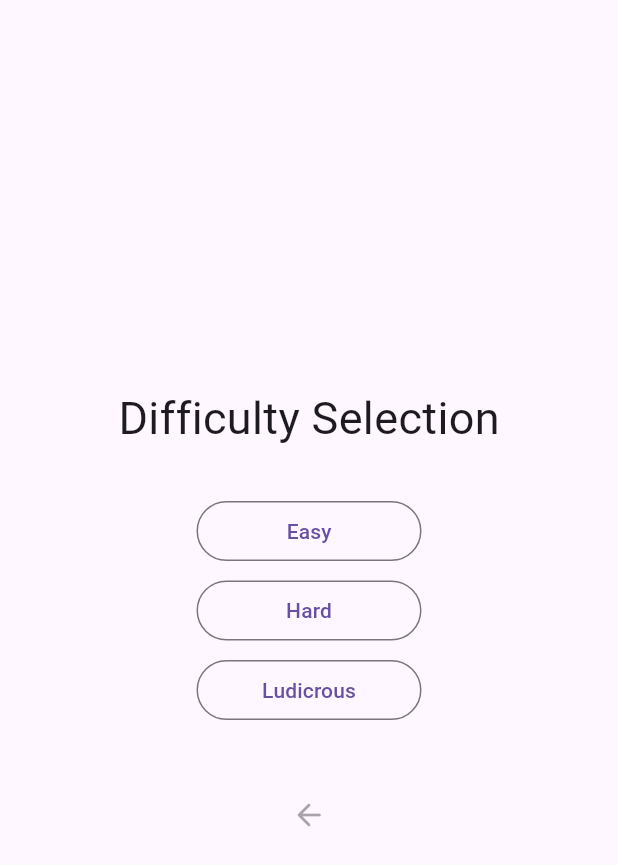
After one commit to Monowog/Eatmosphere, a Flutter app: the DiffSelection screen opened directly, on a phone screen of 412 x 824 dp. The commit adds this screen. Shown: the top 865 px of the screen. Run offline on Flutter 3.47's test engine with Material 3 defaults, Android fonts, the phone set to English and light mode, and no system bars; missing offline and left inert: flame, flame_tiled; statements that could not run were skipped.

Commit message:
Added Difficulty Selection

```diff
--- a/eatmosphere/lib/game/game.dart
+++ b/eatmosphere/lib/game/game.dart
@@ -1,5 +1,7 @@
 import 'dart:async';
 
+import 'package:eatmosphere/game/routes/difficulty_selection.dart';
+import 'package:eatmosphere/game/routes/gameplay.dart';
 import 'package:eatmosphere/game/routes/main_menu.dart';
 import 'package:eatmosphere/game/routes/settings.dart';
 import 'package:flame/game.dart';
@@ -12,7 +14,14 @@ class EatmosphereGame extends FlameGame {
   late final _routes = <String, Route>{
     MainMenu.id: OverlayRoute(
       (context, game) => MainMenu(
+        onPlayPressed: () => _routeById(DiffSelection.id),
         onSettingsPressed: () => _routeById(Settings.id),
+      ),
+    ),
+    DiffSelection.id: OverlayRoute(
+      (context, game) => DiffSelection(
+        onDiffSelected: _startLevel,
+        onBackPressed: _popRoute,
       ),
     ),
     Settings.id: OverlayRoute(
@@ -34,8 +43,6 @@ class EatmosphereGame extends FlameGame {
   @override
   FutureOr<void> onLoad() async {
     await add(_router);
-    // final map = await TiledComponent.load('background.tmx', Vector2.all(16));
-    // await add(map);
   }
 
   void _routeById(String id) {
@@ -45,4 +52,12 @@ class EatmosphereGame extends FlameGame {
   void _popRoute() {
     _router.pop();
   }
+
+  void _startLevel(int difficulty) {
+    _router.pop();
+    _router.pushReplacement(
+      Route(() => Gameplay(difficulty)),
+      name: Gameplay.id,
+    );
+  }
 }
--- /dev/null
+++ b/eatmosphere/lib/game/routes/difficulty_selection.dart
@@ -0,0 +1,54 @@
+import 'package:flutter/material.dart';
+
+class DiffSelection extends StatelessWidget {
+  const DiffSelection({super.key, this.onDiffSelected, this.onBackPressed});
+
+  static const id = 'DiffSelection';
+
+  final ValueChanged<int>? onDiffSelected;
+  final VoidCallback? onBackPressed;
+
+  @override
+  Widget build(BuildContext context) {
+    return Scaffold(
+      body: Center(
+          child: Column(
+        mainAxisAlignment: MainAxisAlignment.center,
+        children: [
+          const Text(
+            'Difficulty Selection',
+            style: TextStyle(fontSize: 30),
+          ),
+          const SizedBox(height: 30),
+          SizedBox(
+            width: 150,
+            child: OutlinedButton(
+                onPressed: () => onDiffSelected?.call(1),
+                child: const Text('Easy')),
+          ),
+          const SizedBox(height: 5),
+          SizedBox(
+            width: 150,
+            child: OutlinedButton(
+              onPressed: () => onDiffSelected?.call(2),
+              child: const Text('Hard'),
+            ),
+          ),
+          const SizedBox(height: 5),
+          SizedBox(
+            width: 150,
+            child: OutlinedButton(
+              onPressed: () => onDiffSelected?.call(3),
+              child: const Text('Ludicrous'),
+            ),
+          ),
+          const SizedBox(height: 35),
+          IconButton(
+            onPressed: onBackPressed,
+            icon: const Icon(Icons.arrow_back_rounded),
+          ),
+        ],
+      )),
+    );
+  }
+}
--- /dev/null
+++ b/eatmosphere/lib/game/routes/gameplay.dart
@@ -0,0 +1,18 @@
+import 'dart:async';
+
+import 'package:flame/components.dart';
+import 'package:flame_tiled/flame_tiled.dart';
+
+class Gameplay extends Component {
+  Gameplay(this.difficulty);
+
+  static const id = 'Gameplay';
+
+  final int difficulty;
+
+  @override
+  Future<void> onLoad() async {
+    final map = await TiledComponent.load('background.tmx', Vector2.all(16));
+    await add(map);
+  }
+}
--- a/eatmosphere/lib/game/routes/main_menu.dart
+++ b/eatmosphere/lib/game/routes/main_menu.dart
@@ -19,7 +19,7 @@ class MainMenu extends StatelessWidget {
             'Eatmosphere',
             style: TextStyle(fontSize: 30),
           ),
-          const SizedBox(height: 15),
+          const SizedBox(height: 130),
           SizedBox(
             width: 150,
             child: OutlinedButton(
--- a/eatmosphere/lib/game/routes/settings.dart
+++ b/eatmosphere/lib/game/routes/settings.dart
@@ -31,7 +31,7 @@ class Settings extends StatelessWidget {
             'Settings',
             style: TextStyle(fontSize: 30),
           ),
-          const SizedBox(height: 15),
+          const SizedBox(height: 30),
           SizedBox(
             width: 170,
             child: ValueListenableBuilder<bool>(
@@ -58,9 +58,9 @@ class Settings extends StatelessWidget {
                     title: child,
                   );
                 },
-                child: const Text('SFX')),
+                child: const Text('  SFX')),
           ),
-          const SizedBox(height: 5),
+          const SizedBox(height: 35),
           IconButton(
             onPressed: onBackPressed,
             icon: const Icon(Icons.arrow_back_rounded),
```
